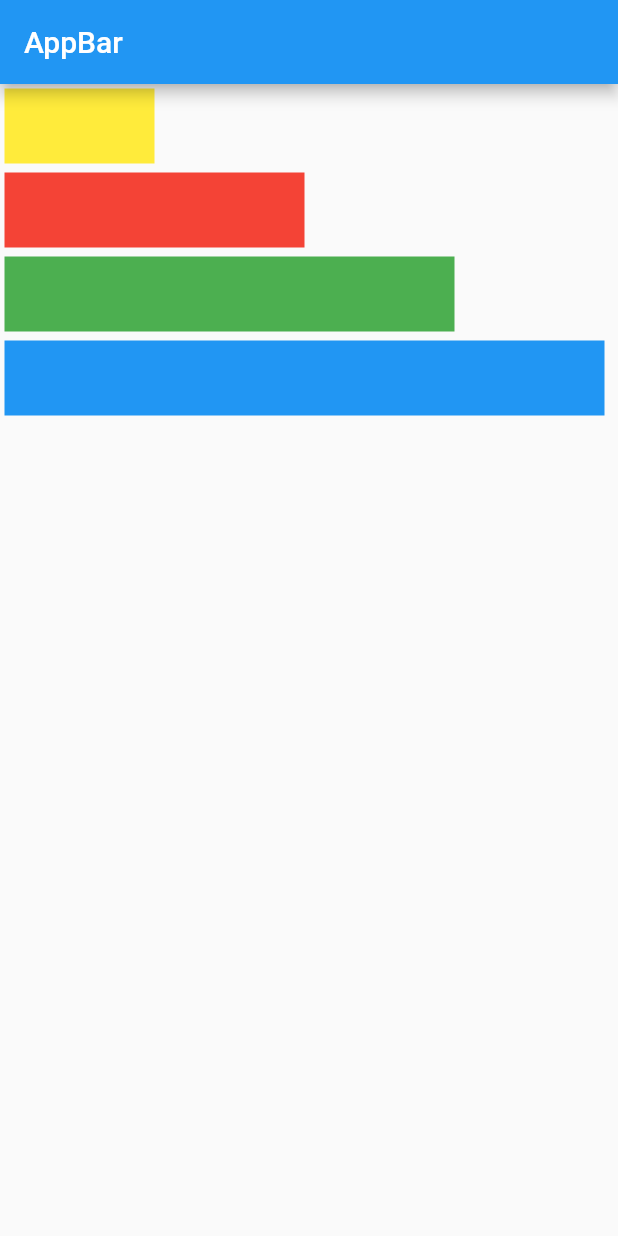
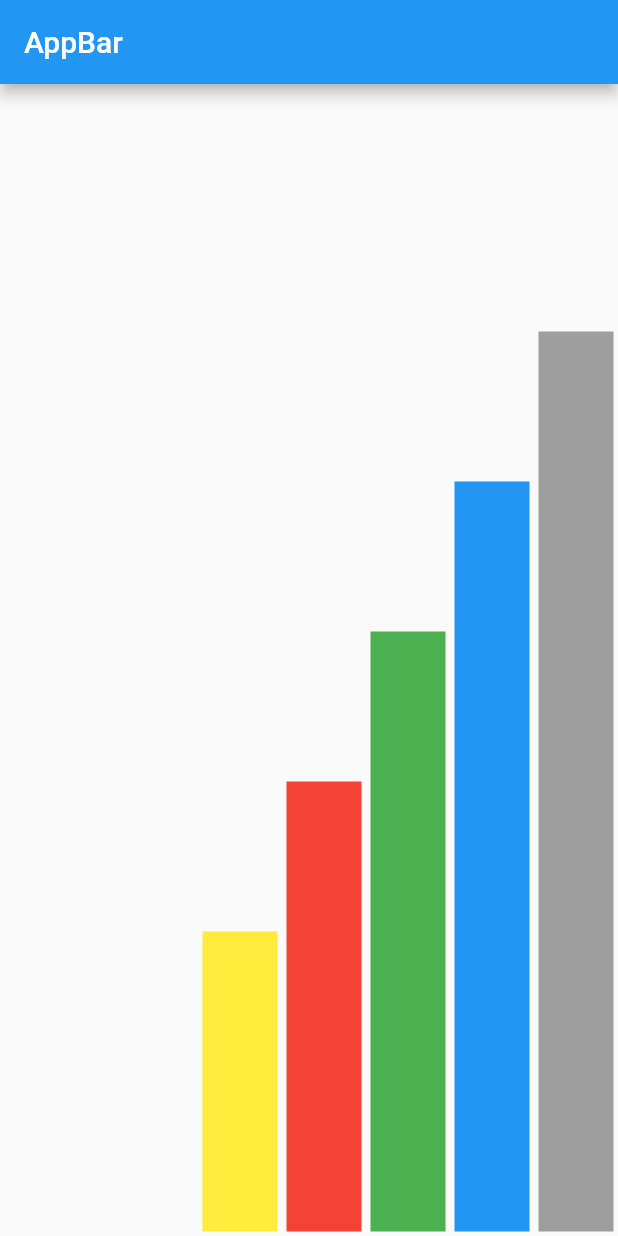
Before and after one commit to lucascorreanasario/flutter_application, a Flutter app: the screen it shows after launch, on a phone screen of 412 x 824 dp. Run offline on Flutter 3.47's test engine with Material 2 defaults, Android fonts, the phone set to English and light mode, and no system bars.

Commit message:
feat/tarefa-03

```diff
--- a/lib/main.dart
+++ b/lib/main.dart
@@ -13,33 +13,42 @@ class MyApp extends StatefulWidget {
     return Container(
       color: Colors.yellow,
       margin: const EdgeInsets.all(3),
-      width: 100,
-      height: 50,
+      width: 50,
+      height: 200,
     );
   }
+
 
   containerBuild1() {
     return Container(
       color: Colors.red,
       margin: const EdgeInsets.all(3),
-      width: 200,
-      height: 50,
+      width: 50,
+      height: 300,
     );
   }
     containerBuild2() {
     return Container(
       color: Colors.green,
       margin: const EdgeInsets.all(3),
-      width: 300,
-      height: 50,
+      width: 50,
+      height: 400,
     );
   }
    containerBuild3() {
     return Container(
       color: Colors.blue,
       margin: const EdgeInsets.all(3),
-      width: 400,
-      height: 50,
+      width: 50,
+      height: 500,
+    );
+  }
+   containerBuild4() {
+    return Container(
+      color: Colors.grey,
+      margin: const EdgeInsets.all(3),
+      width: 50,
+      height: 600,
     );
   }
 
@@ -51,12 +60,14 @@ class _MyAppState extends State<MyApp> {
      debugShowCheckedModeBanner: false,
       home: Scaffold(
         appBar: AppBar(title: const Text("AppBar")),
-        body: Column(
-          crossAxisAlignment: CrossAxisAlignment.start,
-          mainAxisAlignment: MainAxisAlignment.start,
-          children:
-          [containerBuild(), containerBuild1(), containerBuild2(), containerBuild3()],
+         body: Container(
+          alignment: Alignment.bottomLeft,
+          child: Row(
+            crossAxisAlignment: CrossAxisAlignment.end,
+            mainAxisAlignment: MainAxisAlignment.end,
+            children: [containerBuild(), containerBuild1(), containerBuild2(), containerBuild3(), containerBuild4()],
         ),
+      )
       )
     );
 
```
